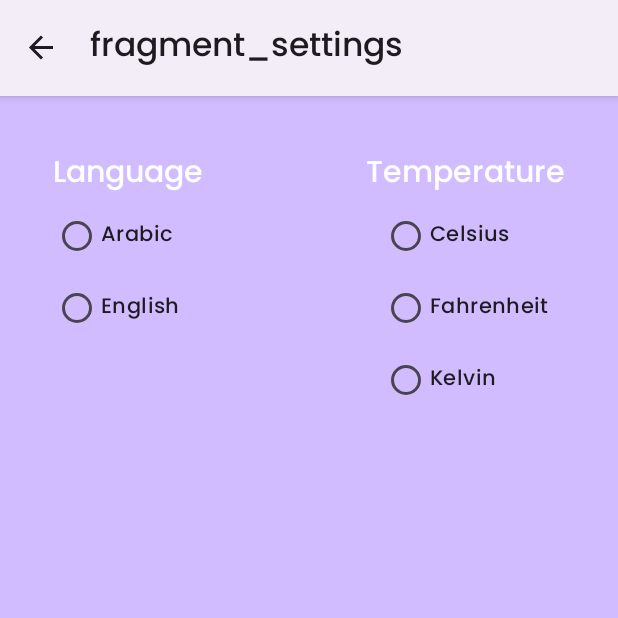
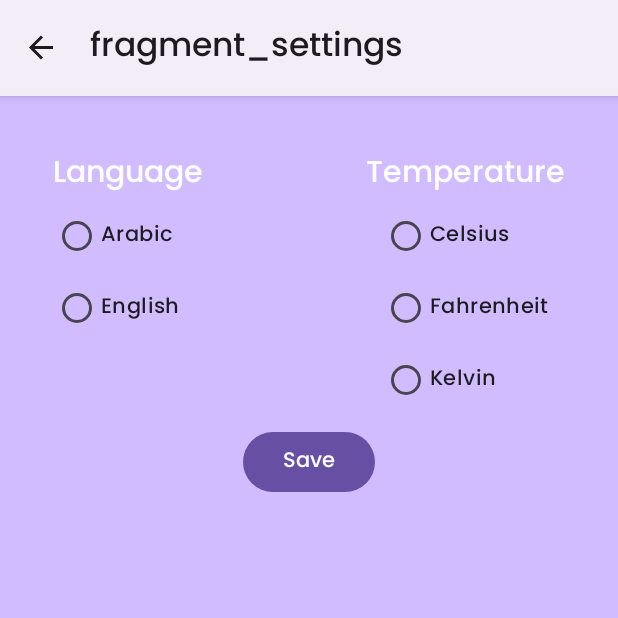
Before and after one commit to ahmedkhaled3515/Weather_Forcast_App, an Android app: the SettingsFragment screen opened through its navigation route, in the side drawer, after a tap on "settings", on a phone screen of 412 x 824 dp, the top half of it. Run offline under Robolectric (Android 15) with nearby library versions, the phone set to English and light mode, and no system bars; our stand-ins replace Room's generated code, navigation-ui; pictures from the network do not load.

Commit message:
language and temperature settings

```diff
--- /dev/null
+++ b/app/src/main/java/com/example/weatherapp/SettingsUtils.kt
@@ -0,0 +1,4 @@
+package com.example.weatherapp
+
+var language : String = "en"
+var units : String = "metric"
--- a/app/src/main/java/com/example/weatherapp/ViewModel/SharedSettingsViewModel.kt
+++ b/app/src/main/java/com/example/weatherapp/ViewModel/SharedSettingsViewModel.kt
@@ -13,7 +13,8 @@ import kotlin.math.log
 class SharedSettingsViewModel : ViewModel() {
     private val _language = MutableSharedFlow<String>(replay = 1)
     val language : SharedFlow<String> = _language.asSharedFlow()
-
+    private val _unitsFlow = MutableSharedFlow<String>(replay = 1)
+    val unitsFlow : SharedFlow<String> = _unitsFlow.asSharedFlow()
     fun changeLanguage(lang : String)
     {
         viewModelScope.launch {
@@ -21,5 +22,12 @@ class SharedSettingsViewModel : ViewModel() {
             _language.emit(lang)
         }
     }
+fun changeUnit(units : String)
+    {
+        viewModelScope.launch {
+            Log.i("TAG", "changeUnit: $units ")
+            _unitsFlow.emit(units)
+        }
+    }
 
 }
--- a/app/src/main/java/com/example/weatherapp/sevices/DismissNotificationReceiver.kt
+++ b/app/src/main/java/com/example/weatherapp/sevices/DismissNotificationReceiver.kt
@@ -12,6 +12,7 @@ import android.widget.Toast
 import androidx.core.app.NotificationCompat
 import com.example.weatherapp.MainActivity
 import com.example.weatherapp.R
+import com.example.weatherapp.language
 import com.example.weatherapp.model.AppRepository
 import com.example.weatherapp.model.WeatherResponse
 import com.example.weatherapp.views.home.HomeFragment
@@ -70,7 +71,8 @@ class DismissNotificationReceiver  : BroadcastReceiver(){
     }
     private suspend fun getCurrentWeather(lat:Double, long:Double)
     {
-        appRepo.getAllForecastData(lat,long, HomeFragment.API_KEY).collect(){
+        Log.i("TAG", "getCurrentWeather: $language")
+        appRepo.getAllForecastData(lat,long, HomeFragment.API_KEY, lang = language ).collect(){
             weatherData=it
         }
     }
--- a/app/src/main/java/com/example/weatherapp/views/home/HomeFragment.kt
+++ b/app/src/main/java/com/example/weatherapp/views/home/HomeFragment.kt
@@ -34,7 +34,9 @@ import com.example.weatherapp.R
 import com.example.weatherapp.ViewModel.CurrentForecastViewModel
 import com.example.weatherapp.ViewModel.SharedSettingsViewModel
 import com.example.weatherapp.database.LocalDataSource
+import com.example.weatherapp.language
 import com.example.weatherapp.model.WeatherResponse
+import com.example.weatherapp.units
 import com.google.android.gms.location.LocationCallback
 import com.google.android.gms.location.LocationRequest
 import com.google.android.gms.location.LocationResult
@@ -50,7 +52,7 @@ class HomeFragment : Fragment() {
     companion object{
           const val API_KEY="172e0cbb3264b27530f5b6c425ffb29d"
     }
-    private var language = "en"
+//    private var language = "en"
     private lateinit var layout: ConstraintLayout
 
     var currentLat:Double?=null
@@ -108,7 +110,6 @@ class HomeFragment : Fragment() {
                     when(it)
                     {
                         is ApiState.Success ->{
-//                            isSameDay(it.data)
                             setUiComponents(it.data)
                             currentSuccess=true
                             progress.visibility=View.GONE
@@ -126,6 +127,24 @@ class HomeFragment : Fragment() {
             }
 
         }
+        viewLifecycleOwner.lifecycleScope.launch {
+            sharedSettingsViewModel.language.collect(){
+                repeatOnLifecycle(Lifecycle.State.STARTED)
+                {
+                    language = it
+//                    changeLanguage(it)
+                }
+            }
+        }
+        viewLifecycleOwner.lifecycleScope.launch {
+            sharedSettingsViewModel.unitsFlow.collect(){
+                repeatOnLifecycle(Lifecycle.State.STARTED)
+                {
+                    units = it
+//                    changeLanguage(it)
+                }
+            }
+        }
 
     }
 
@@ -141,15 +160,7 @@ class HomeFragment : Fragment() {
     {
         val forecast = weatherResponse.current
         Log.i("TAG", "setUiComponents: ${sharedSettingsViewModel.language}")
-        viewLifecycleOwner.lifecycleScope.launch {
-            sharedSettingsViewModel.language.collect(){
-                repeatOnLifecycle(Lifecycle.State.STARTED)
-                {
-                    language = it
-//                    changeLanguage(it)
-                }
-            }
-        }
+
 
         currentDegreeTV.text="${forecast.temp}°c"
         currentDescriptionTV.text=forecast.weather[0].description
@@ -204,7 +215,7 @@ class HomeFragment : Fragment() {
                 Log.i("TAG", "onLocationResult: ${location} ")
                 currentLon=location.lastLocation?.longitude
                 currentLat=location.lastLocation?.latitude
-                viewModel.getForecastResponse(currentLat!!,currentLon!!, API_KEY,"metric",language)
+                viewModel.getForecastResponse(currentLat!!,currentLon!!, API_KEY, units = units,language)
                 val editor = sharedPreferences.edit()
                 editor.putFloat("currentLon",currentLon!!.toFloat())
                 editor.putFloat("currentLat",currentLat!!.toFloat())
--- a/app/src/main/java/com/example/weatherapp/views/settings/SettingsFragment.kt
+++ b/app/src/main/java/com/example/weatherapp/views/settings/SettingsFragment.kt
@@ -15,7 +15,8 @@ import com.example.weatherapp.databinding.FragmentSettingsBinding
 import java.util.Locale
 
 class SettingsFragment : Fragment() {
-
+    var lang= "en"
+    var unit = "metric"
     private val sharedSettingsViewModel : SharedSettingsViewModel by activityViewModels()
     private lateinit var binding: FragmentSettingsBinding
     override fun onCreate(savedInstanceState: Bundle?) {
@@ -37,39 +38,45 @@ class SettingsFragment : Fragment() {
         super.onViewCreated(view, savedInstanceState)
         languageSwitch()
         temperatureSwitch()
+        binding.recreateButton.setOnClickListener {
+            Log.i("TAG", "onViewCreated: $lang")
+            sharedSettingsViewModel.changeLanguage(lang)
+            sharedSettingsViewModel.changeUnit(unit)
+            changeLanguage(lang)
+            activity?.recreate()
+        }
     }
     private fun languageSwitch()
     {
+
         binding.languageRadioGroup.setOnCheckedChangeListener(){ radioGroup: RadioGroup, id: Int ->
             when (id) {
                 binding.arabicRadioButton.id -> {
                     Toast.makeText(requireContext(), "Arabic", Toast.LENGTH_SHORT).show()
-                    // Assuming sharedSettingsViewModel is initialized and changeLanguage function exists
-                    sharedSettingsViewModel.changeLanguage("ar")
-                    changeLanguage("ar")
-                    // Recreate the activity to apply language changes
-//                    requireActivity().recreate()
+                    lang = "ar"
                 }
                 binding.englishRadioButton.id -> {
                     Toast.makeText(requireContext(), "English", Toast.LENGTH_SHORT).show()
-                    sharedSettingsViewModel.changeLanguage("en")
-                    // Handle switching to English language if needed
-                    // Optionally, you can call sharedSettingsViewModel.changeLanguage("en")
+                    lang ="en"
                 }
             }
         }
+        Log.i("TAG", "languageSwitch: $lang")
     }
     private fun temperatureSwitch(){
         binding.temperatureRadioGroup.setOnCheckedChangeListener(){ radioGroup: RadioGroup, id: Int ->
             when(id){
                 binding.celsiusRadioButton.id -> {
                     Toast.makeText(requireContext(), "Celsius", Toast.LENGTH_SHORT).show()
+                    unit = "metric"
                 }
                 binding.kelvinRadioButton.id->{
                     Toast.makeText(requireContext(), "Kelvin", Toast.LENGTH_SHORT).show()
+                    unit = "standard"
                 }
                 binding.fahrenhietRadioButton.id->{
                     Toast.makeText(requireContext(), "Fahrenheit", Toast.LENGTH_SHORT).show()
+                    unit = "imperial"
                 }
             }
         }
--- a/app/src/main/java/com/example/weatherapp/workers/AlertWorker.kt
+++ b/app/src/main/java/com/example/weatherapp/workers/AlertWorker.kt
@@ -99,7 +99,6 @@ class AlertWorker(val context: Context, val workerParameters: WorkerParameters)
             .setSmallIcon(R.drawable.cloud_2489384)
             .setCustomContentView(notificationLayout)
             .build()
-
         if (Build.VERSION.SDK_INT >= Build.VERSION_CODES.O) {
             val name = "Alerts"
             val descriptionText = "Allows the application to send you alert notification"
@@ -120,5 +119,4 @@ class AlertWorker(val context: Context, val workerParameters: WorkerParameters)
         val ringtoneIntent = Intent(context, MyAlarmService::class.java)
         ContextCompat.startForegroundService(context, ringtoneIntent)
     }
-
 }
--- a/app/src/main/res/layout/fragment_settings.xml
+++ b/app/src/main/res/layout/fragment_settings.xml
@@ -9,6 +9,7 @@
     tools:context=".views.settings.SettingsFragment">
 
     <androidx.constraintlayout.widget.ConstraintLayout
+        android:id="@+id/constraintLayout"
         android:layout_width="0dp"
         android:layout_height="200dp"
         android:layout_marginTop="20dp"
@@ -100,4 +101,13 @@
         android:layout_height="wrap_content"
         android:orientation="vertical"
         app:layout_constraintGuide_end="20dp" />
+
+    <Button
+        android:id="@+id/recreate_button"
+        android:layout_width="wrap_content"
+        android:layout_height="wrap_content"
+        android:text="@string/save_text"
+        app:layout_constraintEnd_toEndOf="parent"
+        app:layout_constraintStart_toStartOf="parent"
+        app:layout_constraintTop_toBottomOf="@+id/constraintLayout" />
 </androidx.constraintlayout.widget.ConstraintLayout>
```
Also changed, not shown: app/src/main/java/com/example/weatherapp/views/alert/AlertAdapter.kt (+17 -1 lines), app/src/main/java/com/example/weatherapp/views/favorite/FavoriteAdapter.kt (+5 -4 lines), app/src/main/res/layout/fragment_home.xml (+7 -7 lines), app/src/main/res/values/strings.xml (+9 -0 lines), 1 other file.
